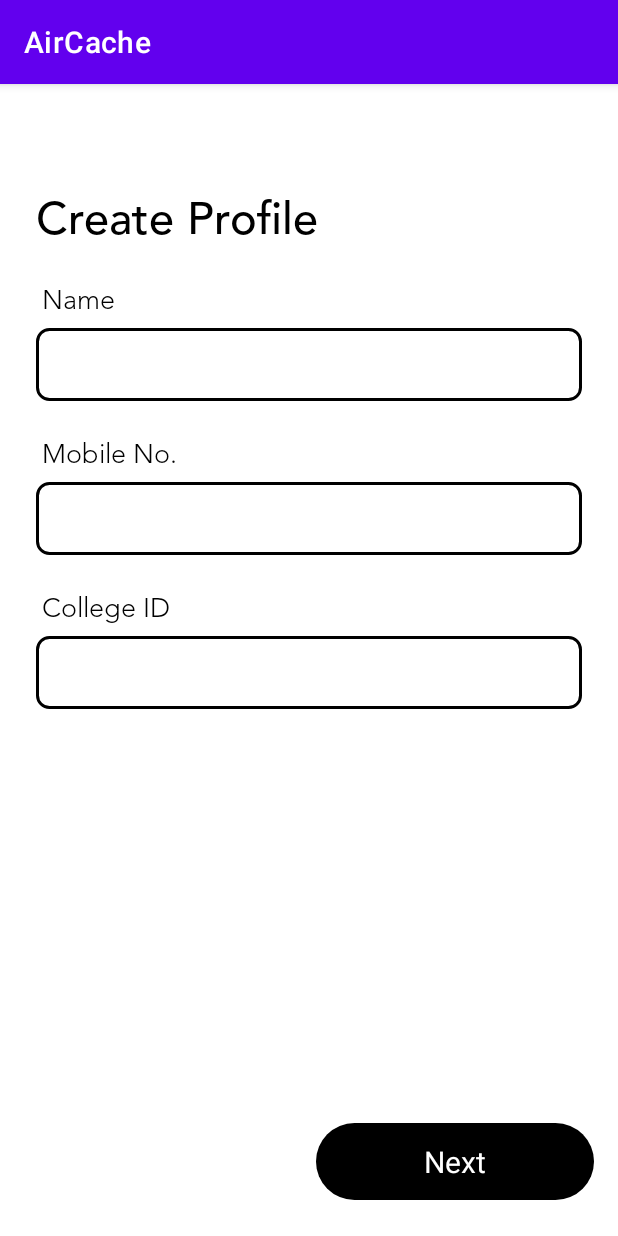
After one commit to iamanantshukla/AirCache, an Android app: the fragment CreateProfileFragment shown on its own in the app's theme, on a phone screen of 412 x 824 dp. The commit adds this screen. Run offline under Robolectric (Android 15) with nearby library versions, the phone set to English and light mode, and no system bars; 2 statements that could not run were skipped.

Commit message:
UI addition

```diff
--- a/App/app/build.gradle
+++ b/App/app/build.gradle
@@ -35,6 +35,7 @@ dependencies {
     implementation 'com.google.android.material:material:1.4.0'
     implementation 'androidx.constraintlayout:constraintlayout:2.1.2'
     implementation 'com.google.firebase:firebase-firestore:23.0.3'
+    implementation 'androidx.legacy:legacy-support-v4:1.0.0'
     testImplementation 'junit:junit:4.+'
     androidTestImplementation 'androidx.test.ext:junit:1.1.3'
     androidTestImplementation 'androidx.test.espresso:espresso-core:3.4.0'
--- a/App/app/src/main/AndroidManifest.xml
+++ b/App/app/src/main/AndroidManifest.xml
@@ -9,6 +9,7 @@
         android:roundIcon="@mipmap/ic_launcher_round"
         android:supportsRtl="true"
         android:theme="@style/Theme.AirCache">
+        <activity android:name=".SplashScreen"></activity>
         <activity android:name=".MainActivity">
             <intent-filter>
                 <action android:name="android.intent.action.MAIN" />
--- /dev/null
+++ b/App/app/src/main/java/com/dev334/aircache/CreateProfileFragment.java
@@ -0,0 +1,67 @@
+package com.dev334.aircache;
+
+import android.os.Bundle;
+
+import androidx.fragment.app.Fragment;
+
+import android.view.LayoutInflater;
+import android.view.View;
+import android.view.ViewGroup;
+import android.widget.Button;
+import android.widget.TextView;
+
+import org.w3c.dom.Text;
+
+public class CreateProfileFragment extends Fragment {
+
+    public CreateProfileFragment() {
+        // Required empty public constructor
+    }
+
+
+    @Override
+    public void onCreate(Bundle savedInstanceState) {
+        super.onCreate(savedInstanceState);
+
+    }
+
+    private View view;
+    private TextView profileName, profileMobile, profileID;
+    private Button nextBtn;
+    private String name, mobile, collegeID;
+
+    @Override
+    public View onCreateView(LayoutInflater inflater, ViewGroup container,
+                             Bundle savedInstanceState) {
+        // Inflate the layout for this fragment
+        view =  inflater.inflate(R.layout.fragment_create_profile, container, false);
+
+        profileID=view.findViewById(R.id.profile_collegeid);
+        profileMobile=view.findViewById(R.id.profile_mobile);
+        profileName=view.findViewById(R.id.profile_name);
+
+        nextBtn=view.findViewById(R.id.profile_next);
+
+        nextBtn.setOnClickListener(new View.OnClickListener() {
+            @Override
+            public void onClick(View view) {
+                name=profileName.getText().toString();
+                mobile=profileMobile.getText().toString();
+                collegeID=profileID.getText().toString();
+
+                if(name.isEmpty()){
+                    profileName.setError("Field is empty");
+                }else if(mobile.isEmpty()){
+                    profileMobile.setError("Field is empty");
+                }else if(collegeID.isEmpty()){
+                    profileID.setError("Field is empty");
+                }else{
+                    //create Profile
+                }
+
+            }
+        });
+
+        return view;
+    }
+}
--- /dev/null
+++ b/App/app/src/main/res/drawable/rounded_black_outbox.xml
@@ -0,0 +1,12 @@
+<?xml version="1.0" encoding="utf-8"?>
+<shape xmlns:android="http://schemas.android.com/apk/res/android"
+    android:shape="rectangle">
+
+    <corners
+        android:radius="8dp"
+        />
+    <stroke
+        android:color="@color/black"
+        android:width="2dp"/>
+
+</shape>
--- /dev/null
+++ b/App/app/src/main/res/layout/fragment_create_profile.xml
@@ -0,0 +1,135 @@
+<?xml version="1.0" encoding="utf-8"?>
+<androidx.constraintlayout.widget.ConstraintLayout xmlns:android="http://schemas.android.com/apk/res/android"
+    xmlns:app="http://schemas.android.com/apk/res-auto"
+    xmlns:tools="http://schemas.android.com/tools"
+    android:layout_width="match_parent"
+    android:layout_height="match_parent"
+    tools:context=".CreateProfileFragment">
+
+    <TextView
+        android:id="@+id/textView13"
+        android:layout_width="wrap_content"
+        android:layout_height="wrap_content"
+        android:layout_marginStart="28dp"
+        android:layout_marginTop="24dp"
+        android:fontFamily="@font/avenirltstd_light"
+        android:text="College ID"
+        android:textColor="@color/black"
+        android:textSize="18sp"
+        app:layout_constraintStart_toStartOf="parent"
+        app:layout_constraintTop_toBottomOf="@+id/profile_mobile" />
+
+    <EditText
+        android:id="@+id/profile_collegeid"
+        android:layout_width="0dp"
+        android:layout_height="wrap_content"
+        android:layout_marginStart="24dp"
+        android:layout_marginTop="8dp"
+        android:layout_marginEnd="24dp"
+        android:background="@drawable/rounded_black_outbox"
+        android:ems="10"
+        android:inputType="textPersonName"
+        android:paddingStart="8dp"
+        android:paddingTop="12dp"
+        android:paddingEnd="8dp"
+        android:paddingBottom="12dp"
+        app:layout_constraintEnd_toEndOf="parent"
+        app:layout_constraintHorizontal_bias="0.0"
+        app:layout_constraintStart_toStartOf="parent"
+        app:layout_constraintTop_toBottomOf="@+id/textView13" />
+
+    <TextView
+        android:id="@+id/textView10"
+        android:layout_width="wrap_content"
+        android:layout_height="wrap_content"
+        android:layout_marginStart="24dp"
+        android:layout_marginTop="72dp"
+        android:fontFamily="@font/avenirltstd_medium"
+        android:text="Create Profile"
+        android:textColor="@color/black"
+        android:textSize="30sp"
+        app:layout_constraintStart_toStartOf="parent"
+        app:layout_constraintTop_toTopOf="parent" />
+
+    <TextView
+        android:id="@+id/textView11"
+        android:layout_width="wrap_content"
+        android:layout_height="wrap_content"
+        android:layout_marginStart="28dp"
+        android:layout_marginTop="24dp"
+        android:fontFamily="@font/avenirltstd_light"
+        android:text="Name"
+        android:textColor="@color/black"
+        android:textSize="18sp"
+        app:layout_constraintStart_toStartOf="parent"
+        app:layout_constraintTop_toBottomOf="@+id/textView10" />
+
+    <TextView
+        android:id="@+id/textView12"
+        android:layout_width="wrap_content"
+        android:layout_height="wrap_content"
+        android:layout_marginStart="28dp"
+        android:layout_marginTop="24dp"
+        android:fontFamily="@font/avenirltstd_light"
+        android:text="Mobile No."
+        android:textColor="@color/black"
+        android:textSize="18sp"
+        app:layout_constraintStart_toStartOf="parent"
+        app:layout_constraintTop_toBottomOf="@+id/profile_name" />
+
+    <EditText
+        android:id="@+id/profile_name"
+        android:layout_width="0dp"
+        android:layout_height="wrap_content"
+        android:layout_marginStart="24dp"
+        android:layout_marginTop="8dp"
+        android:layout_marginEnd="24dp"
+        android:background="@drawable/rounded_black_outbox"
+        android:ems="10"
+        android:inputType="textPersonName"
+        android:paddingStart="8dp"
+        android:paddingTop="12dp"
+        android:paddingEnd="8dp"
+        android:paddingBottom="12dp"
+        app:layout_constraintEnd_toEndOf="parent"
+        app:layout_constraintStart_toStartOf="parent"
+        app:layout_constraintTop_toBottomOf="@+id/textView11" />
+
+    <EditText
+        android:id="@+id/profile_mobile"
+        android:layout_width="0dp"
+        android:layout_height="wrap_content"
+        android:layout_marginStart="24dp"
+        android:layout_marginTop="8dp"
+        android:layout_marginEnd="24dp"
+        android:background="@drawable/rounded_black_outbox"
+        android:ems="10"
+        android:inputType="textPersonName"
+        android:paddingStart="8dp"
+        android:paddingTop="12dp"
+        android:paddingEnd="8dp"
+        android:paddingBottom="12dp"
+        app:layout_constraintEnd_toEndOf="parent"
+        app:layout_constraintStart_toStartOf="parent"
+        app:layout_constraintTop_toBottomOf="@+id/textView12" />
+
+    <TextView
+        android:id="@+id/profile_next"
+        android:layout_width="wrap_content"
+        android:layout_height="wrap_content"
+        android:layout_marginEnd="16dp"
+        android:layout_marginBottom="24dp"
+        android:layout_weight="2"
+        android:background="@drawable/rounded_blackbtn"
+        android:paddingStart="72dp"
+        android:paddingTop="12dp"
+        android:paddingEnd="72dp"
+        android:paddingBottom="12dp"
+        android:text="Next"
+        android:textAlignment="center"
+        android:textColor="@color/white"
+        android:textSize="20sp"
+        app:layout_constraintBottom_toBottomOf="parent"
+        app:layout_constraintEnd_toEndOf="parent" />
+
+</androidx.constraintlayout.widget.ConstraintLayout>
--- a/App/app/src/main/res/values/strings.xml
+++ b/App/app/src/main/res/values/strings.xml
@@ -1,3 +1,5 @@
 <resources>
     <string name="app_name">AirCache</string>
+    <!-- TODO: Remove or change this placeholder text -->
+    <string name="hello_blank_fragment">Hello blank fragment</string>
 </resources>
```
Also changed, not shown: App/app/src/main/java/com/dev334/aircache/SplashScreen.java (added, +14 -0 lines), App/app/src/main/res/drawable/ic_splash_header.xml (added, +50 -0 lines), App/app/src/main/res/drawable/rounded_greybtn.xml (added, +13 -0 lines), App/app/src/main/res/layout/activity_splash_screen.xml (added, +65 -0 lines).
